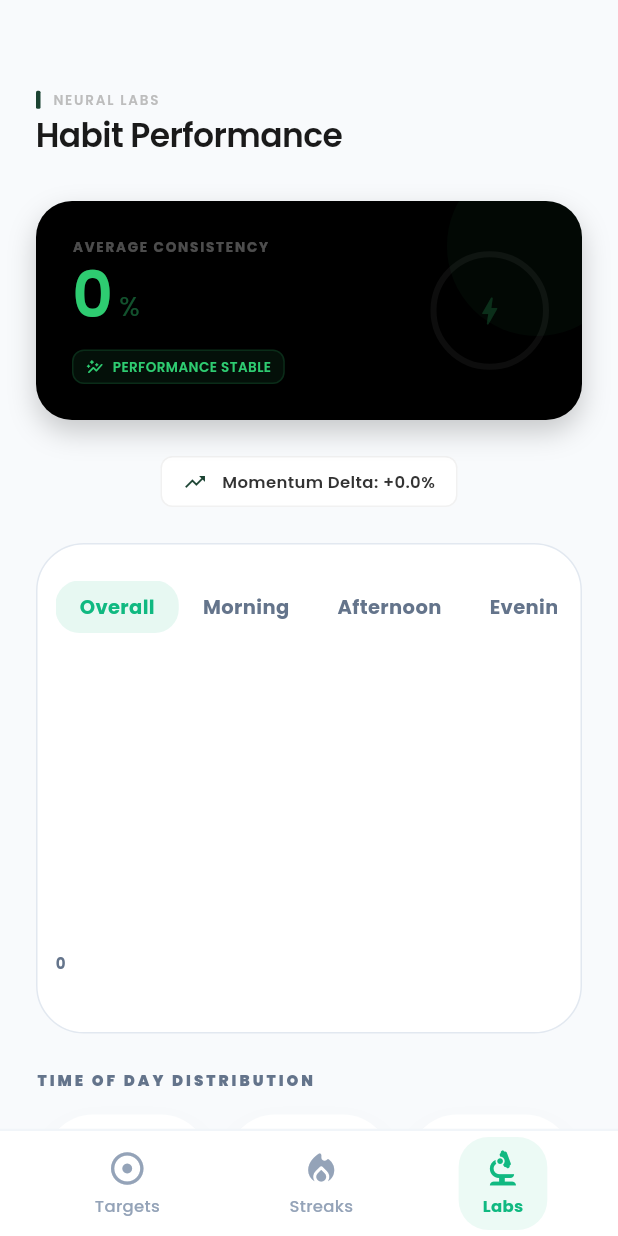
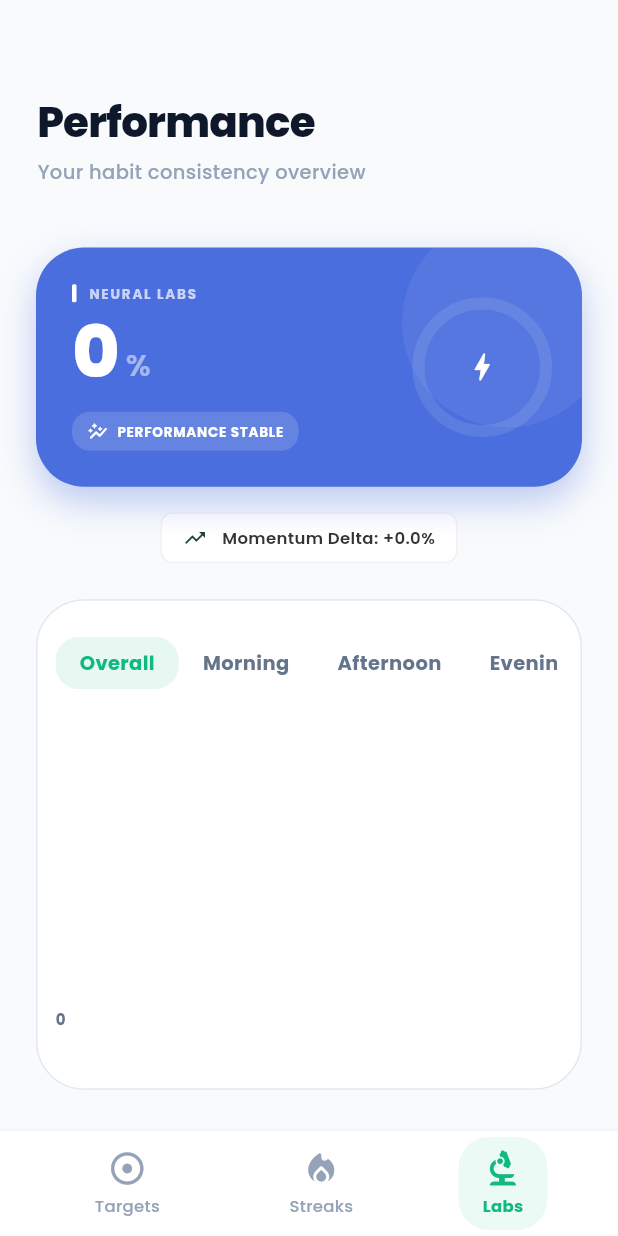
Before and after one commit to erlyx-12345/HabitHero, a Flutter app: the LabScreen screen opened by its route, on a phone screen of 412 x 824 dp. Run offline on Flutter 3.47's test engine with Material 3 defaults, Android fonts, the phone set to English and light mode, and no system bars; drawn by our look-alikes of fl_chart; our stand-ins replace flutter_local_notifications, flutter_timezone, google_fonts, permission_handler, shared_preferences, sqflite and 1 more; missing offline and left inert: android_alarm_manager_plus; accounts and stored records are empty.

Commit message:
Updated ang hero card

```diff
--- a/lib/screens/labs_screen.dart
+++ b/lib/screens/labs_screen.dart
@@ -117,76 +117,65 @@ class _LabScreenState extends State<LabScreen> {
   }
 
  Widget _buildHeader() {
-    return Column(
+    return Padding(
+      // Top 60 keeps it below the status bar, Left 24 aligns with your cards
+      padding: const EdgeInsets.fromLTRB(1, 1, 15, 20),
+      child: Column(
         crossAxisAlignment: CrossAxisAlignment.start,
         children: [
-        Row(
-          children: [
-            Container(
-              width: 3,
-              height: 12,
-              decoration: BoxDecoration(
-                color: const Color(0xFF1B4332),
-                borderRadius: BorderRadius.circular(1),
+          Text(
+            "Performance",
+            style: GoogleFonts.poppins(
+              fontWeight: FontWeight.w800,
+              color: const Color(0xFF0F172A),
+              fontSize: 28,
+              letterSpacing: -0.5,
             ),
           ),
-            const SizedBox(width: 8),
+          const SizedBox(height: 4),
           Text(
-              "NEURAL LABS",
+            "Your habit consistency overview",
             style: GoogleFonts.poppins(
-                fontSize: 9,
-                fontWeight: FontWeight.w600,
-                color: Colors.grey[400],
-                letterSpacing: 1.2,
+              color: const Color(0xFF94A3B8),
+              fontSize: 13,
+              fontWeight: FontWeight.w500,
             ),
           ),
         ],
       ),
-        const SizedBox(height: 2),
-        Text(
-          "Habit Performance",
-          style: GoogleFonts.poppins(
-            fontSize: 22,
-            fontWeight: FontWeight.w600,
-            color: const Color(0xFF1A1A1A),
-            letterSpacing: -0.4,
-          ),
-        ),
-      ],
     );
   }
 
   Widget _buildHeroCard() {
-    const Color obsidianBlack = Color(0xFF000000);
-    const Color emeraldGreen = Color(0xFF2ECC71);
+    const Color brandBlue = Color(0xFF4A6EDD);
+    const Color emeraldGreen = Color(0xFF10B981);
 
     return Container(
-      margin: const EdgeInsets.symmetric(horizontal: 24, vertical: 8),
-      constraints: const BoxConstraints(minHeight: 140),
+      margin: const EdgeInsets.symmetric(horizontal: 24, vertical: 1),
       decoration: BoxDecoration(
-        color: obsidianBlack,
-        borderRadius: BorderRadius.circular(24),
+        color: brandBlue,
+        borderRadius: BorderRadius.circular(32),
         boxShadow: [
           BoxShadow(
-            color: Colors.black.withOpacity(0.2),
-            blurRadius: 15,
-            offset: const Offset(0, 8),
+            color: brandBlue.withOpacity(0.35),
+            blurRadius: 20,
+            offset: const Offset(0, 10),
           )
         ],
       ),
       child: ClipRRect(
-        borderRadius: BorderRadius.circular(24),
+        borderRadius: BorderRadius.circular(32),
         child: Stack(
           children: [
             Positioned(
-              right: -30,
-              top: -30,
+              right: -20,
+              top: -20,
               child: Container(
-                width: 120,
-                height: 120,
+                width: 140,
+                height: 140,
                 decoration: BoxDecoration(
                   shape: BoxShape.circle,
-                  color: emeraldGreen.withOpacity(0.04),
+                  color: Colors.white.withOpacity(0.06),
                 ),
               ),
             ),
@@ -196,19 +185,31 @@ class _LabScreenState extends State<LabScreen> {
                 children: [
                   Expanded(
                     child: Column(
-                      mainAxisAlignment: MainAxisAlignment.center,
                       crossAxisAlignment: CrossAxisAlignment.start,
                       children: [
+                        Row(
+                          children: [
+                            Container(
+                              width: 3,
+                              height: 12,
+                              decoration: BoxDecoration(
+                                color: Colors.white,
+                                borderRadius: BorderRadius.circular(1),
+                              ),
+                            ),
+                            const SizedBox(width: 8),
                             Text(
-                          "AVERAGE CONSISTENCY",
+                              "NEURAL LABS",
                               style: GoogleFonts.poppins(
-                            color: Colors.white.withOpacity(0.3),
+                                color: Colors.white.withOpacity(0.7),
                                 fontSize: 9,
                                 fontWeight: FontWeight.w700,
                                 letterSpacing: 1.2,
                               ),
                             ),
-                        const SizedBox(height: 2),
+                          ],
+                        ),
+                        const SizedBox(height: 8),
                         Row(
                           crossAxisAlignment: CrossAxisAlignment.baseline,
                           textBaseline: TextBaseline.alphabetic,
@@ -216,43 +217,42 @@ class _LabScreenState extends State<LabScreen> {
                             Text(
                               "${(_score * 100).toInt()}",
                               style: GoogleFonts.poppins(
-                                color: emeraldGreen,
-                                fontSize: 42,
-                                fontWeight: FontWeight.w600,
-                                height: 1.1,
+                                color: Colors.white,
+                                fontSize: 48,
+                                fontWeight: FontWeight.w800,
+                                height: 1,
                               ),
                             ),
                             const SizedBox(width: 4),
                             Text(
                               "%",
                               style: GoogleFonts.poppins(
-                                color: emeraldGreen.withOpacity(0.4),
-                                fontSize: 18,
-                                fontWeight: FontWeight.w400,
+                                color: Colors.white.withOpacity(0.5),
+                                fontSize: 20,
+                                fontWeight: FontWeight.w600,
                               ),
                             ),
                           ],
                         ),
-                        const SizedBox(height: 14),
+                        const SizedBox(height: 16),
                         Container(
-                          padding: const EdgeInsets.symmetric(horizontal: 8, vertical: 4),
+                          padding: const EdgeInsets.symmetric(horizontal: 10, vertical: 6),
                           decoration: BoxDecoration(
-                            color: emeraldGreen.withOpacity(0.08),
-                            borderRadius: BorderRadius.circular(8),
-                            border: Border.all(color: emeraldGreen.withOpacity(0.15)),
+                            color: Colors.white.withOpacity(0.15),
+                            borderRadius: BorderRadius.circular(12),
                           ),
                           child: Row(
                             mainAxisSize: MainAxisSize.min,
                             children: [
-                              const Icon(Icons.auto_graph_rounded, color: emeraldGreen, size: 12),
+                              const Icon(Icons.auto_graph_rounded, color: Colors.white, size: 14),
                               const SizedBox(width: 6),
                               Text(
                                 "PERFORMANCE STABLE",
                                 style: GoogleFonts.poppins(
-                                  color: emeraldGreen,
+                                  color: Colors.white,
                                   fontSize: 9,
-                                  fontWeight: FontWeight.w600,
-                                  letterSpacing: 0.3,
+                                  fontWeight: FontWeight.w700,
+                                  letterSpacing: 0.5,
                                 ),
                               ),
                             ],
@@ -261,24 +261,23 @@ class _LabScreenState extends State<LabScreen> {
                       ],
                     ),
                   ),
-                  const SizedBox(width: 16),
                   Stack(
                     alignment: Alignment.center,
                     children: [
                       SizedBox(
-                        width: 75,
-                        height: 75,
+                        width: 85,
+                        height: 85,
                         child: CircularProgressIndicator(
                           value: _score,
-                          strokeWidth: 4,
-                          backgroundColor: Colors.white.withOpacity(0.05),
-                          color: emeraldGreen,
+                          strokeWidth: 8,
+                          backgroundColor: Colors.white.withOpacity(0.1),
+                          color: Colors.white,
                           strokeCap: StrokeCap.round,
                         ),
                       ),
-                      Icon(
+                      const Icon(
                         Icons.bolt_rounded,
-                        color: emeraldGreen.withOpacity(0.2),
+                        color: Colors.white,
                         size: 24,
                       ),
                     ],
@@ -641,6 +640,7 @@ class _LabScreenState extends State<LabScreen> {
     );
   }
 
+
  void _showDiagnosticSheet(BuildContext context, Map<String, dynamic> data) async {
   final analysis = await _controller.getHabitAnalysis(data['id'] ?? 0);
   if (!mounted) return;
@@ -649,82 +649,190 @@ class _LabScreenState extends State<LabScreen> {
     context: context,
     backgroundColor: Colors.transparent,
     isScrollControlled: true,
-      builder: (context) => Container(
-        height: MediaQuery.of(context).size.height * 0.6,
+    builder: (context) {
+      final double systemBottom = MediaQuery.of(context).padding.bottom;
+
+      return Padding(
+        padding: EdgeInsets.only(bottom: MediaQuery.of(context).viewInsets.bottom),
+        child: Container(
+          constraints: BoxConstraints(
+            maxHeight: MediaQuery.of(context).size.height * 0.75,
+          ),
           decoration: const BoxDecoration(
-          color: Color(0xFF0F172A),
-          borderRadius: BorderRadius.vertical(top: Radius.circular(40)),
+            color: Colors.white,
+            borderRadius: BorderRadius.vertical(top: Radius.circular(36)),
           ),
-        padding: const EdgeInsets.all(32),
+          padding: EdgeInsets.fromLTRB(24, 12, 24, systemBottom + 24),
           child: Column(
+            mainAxisSize: MainAxisSize.min,
             crossAxisAlignment: CrossAxisAlignment.start,
             children: [
               Center(
                 child: Container(
-                width: 40, height: 4,
-                decoration: BoxDecoration(color: Colors.white24, borderRadius: BorderRadius.circular(10)),
+                  width: 36,
+                  height: 4,
+                  decoration: BoxDecoration(
+                    color: slate100,
+                    borderRadius: BorderRadius.circular(10),
                   ),
                 ),
-            const SizedBox(height: 32),
-            Text("DIAGNOSTIC REPORT",
-                style: GoogleFonts.poppins(fontSize: 10, fontWeight: FontWeight.w800, color: const Color(0xFF10B981), letterSpacing: 2)),
-            const SizedBox(height: 8),
-            Text(data['title'],
-                style: GoogleFonts.poppins(fontSize: 24, fontWeight: FontWeight.bold, color: Colors.white)),
+              ),
+              const SizedBox(height: 28),
+              Expanded(
+                child: SingleChildScrollView(
+                  physics: const BouncingScrollPhysics(),
+                  child: Column(
+                    crossAxisAlignment: CrossAxisAlignment.start,
+                    children: [
+                      Text(
+                        "NEURAL DIAGNOSTIC",
+                        style: GoogleFonts.poppins(
+                          fontSize: 11,
+                          fontWeight: FontWeight.w800,
+                          color: primaryGreen,
+                          letterSpacing: 1.2,
+                        ),
+                      ),
+                      const SizedBox(height: 6),
+                      Text(
+                        data['title'] ?? 'Analysis',
+                        style: GoogleFonts.poppins(
+                          fontSize: 24,
+                          fontWeight: FontWeight.bold,
+                          color: slate900,
+                          letterSpacing: -0.4,
+                        ),
+                      ),
                       const SizedBox(height: 24),
                       Container(
                         padding: const EdgeInsets.all(20),
                         decoration: BoxDecoration(
-                color: Colors.white.withOpacity(0.05),
-                borderRadius: BorderRadius.circular(20),
-                border: Border.all(color: Colors.white10),
+                          color: bgLight,
+                          borderRadius: BorderRadius.circular(24),
+                          border: Border.all(color: slate100),
                         ),
                         child: Row(
                           children: [
-                  const Icon(Icons.warning_amber_rounded, color: Colors.orangeAccent, size: 30),
+                            Container(
+                              padding: const EdgeInsets.all(12),
+                              decoration: BoxDecoration(
+                                color: Colors.orangeAccent.withOpacity(0.1),
+                                shape: BoxShape.circle,
+                              ),
+                              child: const Icon(
+                                Icons.bolt_rounded,
+                                color: Colors.orangeAccent,
+                                size: 24,
+                              ),
+                            ),
                             const SizedBox(width: 16),
-                  Column(
+                            Expanded(
+                              child: Column(
                                 crossAxisAlignment: CrossAxisAlignment.start,
                                 children: [
-                      Text("Primary Friction Point", style: GoogleFonts.poppins(color: Colors.white60, fontSize: 12)),
-                      Text(analysis['frictionPoint'] ?? "Calculating...",
-                          style: GoogleFonts.poppins(color: Colors.white, fontSize: 16, fontWeight: FontWeight.bold)),
+                                  Text(
+                                    "Friction Point",
+                                    style: GoogleFonts.poppins(
+                                      color: slate500,
+                                      fontSize: 11,
+                                      fontWeight: FontWeight.w600,
+                                    ),
+                                  ),
+                                  Text(
+                                    analysis['frictionPoint'] ?? "Analyzing Patterns...",
+                                    style: GoogleFonts.poppins(
+                                      color: slate900,
+                                      fontSize: 15,
+                                      fontWeight: FontWeight.bold,
+                                    ),
+                                  ),
                                 ],
+                              ),
                             )
                           ],
                         ),
                       ),
-            const SizedBox(height: 20),
-            Text("Behavioral Insight", style: GoogleFonts.poppins(color: Colors.white, fontWeight: FontWeight.bold)),
-            const SizedBox(height: 8),
-            Text(analysis['advice'] ?? "Keep tracking to see patterns.",
-                style: GoogleFonts.poppins(color: Colors.white70, fontSize: 14, height: 1.5)),
-            const Spacer(),
-            Row(
-              mainAxisAlignment: MainAxisAlignment.spaceBetween,
+                      const SizedBox(height: 28),
+                      Text(
+                        "Analysis Summary",
+                        style: GoogleFonts.poppins(
+                          color: slate900,
+                          fontSize: 14,
+                          fontWeight: FontWeight.bold,
+                        ),
+                      ),
+                      const SizedBox(height: 10),
+                      Text(
+                        analysis['advice'] ?? "Your habit consistency is being tracked for deeper insights.",
+                        style: GoogleFonts.poppins(
+                          color: slate500,
+                          fontSize: 14,
+                          height: 1.6,
+                          fontWeight: FontWeight.w500,
+                        ),
+                      ),
+                      const SizedBox(height: 32),
+                      GridView.count(
+                        shrinkWrap: true,
+                        physics: const NeverScrollableScrollPhysics(),
+                        crossAxisCount: 2,
+                        crossAxisSpacing: 16,
+                        mainAxisSpacing: 16,
+                        childAspectRatio: 2.2,
                         children: [
-                _buildSimpleStat("Missed (30d)", "${analysis['missedCount']}"),
-                _buildSimpleStat("Success Rate", "${analysis['completionRate']?.toInt()}%"),
-                _buildSimpleStat("Priority", "HIGH"),
+                          _buildGridStat("Consistency", "${(analysis['completionRate'] ?? 0).toInt()}%", Icons.shutter_speed_rounded),
+                          _buildGridStat("Frequency", "${analysis['missedCount'] ?? 0} Missed", Icons.calendar_today_rounded),
                         ],
                       ),
-            const SizedBox(height: 20),
+                    ],
+                  ),
+                ),
+              ),
             ],
           ),
         ),
       );
-  }
-
-  Widget _buildSimpleStat(String label, String value) {
-    return Column(
-      crossAxisAlignment: CrossAxisAlignment.start,
-      children: [
-        Text(label, style: GoogleFonts.poppins(color: Colors.white30, fontSize: 10, fontWeight: FontWeight.bold)),
-        Text(value, style: GoogleFonts.poppins(color: Colors.white, fontSize: 18, fontWeight: FontWeight.bold)),
-      ],
+    },
   );
 }
 
+Widget _buildGridStat(String label, String value, IconData icon) {
+  return Container(
+    padding: const EdgeInsets.all(16),
+    decoration: BoxDecoration(
+      color: slate900,
+      borderRadius: BorderRadius.circular(20),
+    ),
+    child: Row(
+      children: [
+        Icon(icon, color: Colors.white.withOpacity(0.5), size: 18),
+        const SizedBox(width: 12),
+        Column(
+          mainAxisAlignment: MainAxisAlignment.center,
+          crossAxisAlignment: CrossAxisAlignment.start,
+          children: [
+            Text(
+              label,
+              style: GoogleFonts.poppins(
+                color: Colors.white.withOpacity(0.4),
+                fontSize: 9,
+                fontWeight: FontWeight.w600,
+              ),
+            ),
+            Text(
+              value,
+              style: GoogleFonts.poppins(
+                color: Colors.white,
+                fontSize: 14,
+                fontWeight: FontWeight.bold,
+              ),
+            ),
+          ],
+        ),
+      ],
+    ),
+  );
+}
   Widget _buildLabel(String s) => Text(s,
       style: GoogleFonts.poppins(
           fontSize: 10, fontWeight: FontWeight.w900, color: slate500, letterSpacing: 2));
--- a/lib/screens/streaks_screen.dart
+++ b/lib/screens/streaks_screen.dart
@@ -60,7 +60,7 @@ class _StreaksScreenState extends State<StreaksScreen> {
         crossAxisAlignment: CrossAxisAlignment.start,
         children: [
           Text(
-            "Performance",
+            "Streaks",
             style: GoogleFonts.poppins(
               fontWeight: FontWeight.w800,
               color: slate900,
```
Lines whose indentation alone changed are shown as unchanged.
